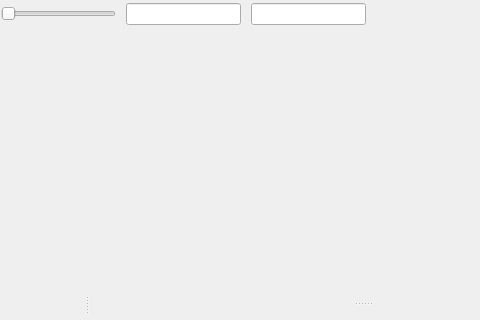
First picture: the form in cubeviz/layout.ui, repository spacetelescope/cubeviz, before the edit; both pictures show x 465 to 945 and y 0 to 320 of the 1104 by 578 pixel window.
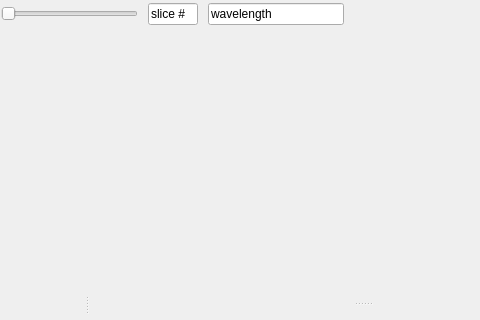
Second picture: the form after the edit.

Commit message: Update the size of the slice and wavelength boxes

What changed in the file:
```diff
--- a/cubeviz/layout.ui
+++ b/cubeviz/layout.ui
@@ -99,10 +99,30 @@
       </widget>
      </item>
      <item>
-      <widget class="QLineEdit" name="text_slice"/>
+      <widget class="QLineEdit" name="text_slice">
+       <property name="maximumSize">
+        <size>
+         <width>50</width>
+         <height>22</height>
+        </size>
+       </property>
+       <property name="text">
+        <string>slice #</string>
+       </property>
+      </widget>
      </item>
      <item>
-      <widget class="QLineEdit" name="text_wavelength"/>
+      <widget class="QLineEdit" name="text_wavelength">
+       <property name="maximumSize">
+        <size>
+         <width>200</width>
+         <height>22</height>
+        </size>
+       </property>
+       <property name="text">
+        <string>wavelength</string>
+       </property>
+      </widget>
      </item>
      <item>
       <spacer name="horizontalSpacer">
```
